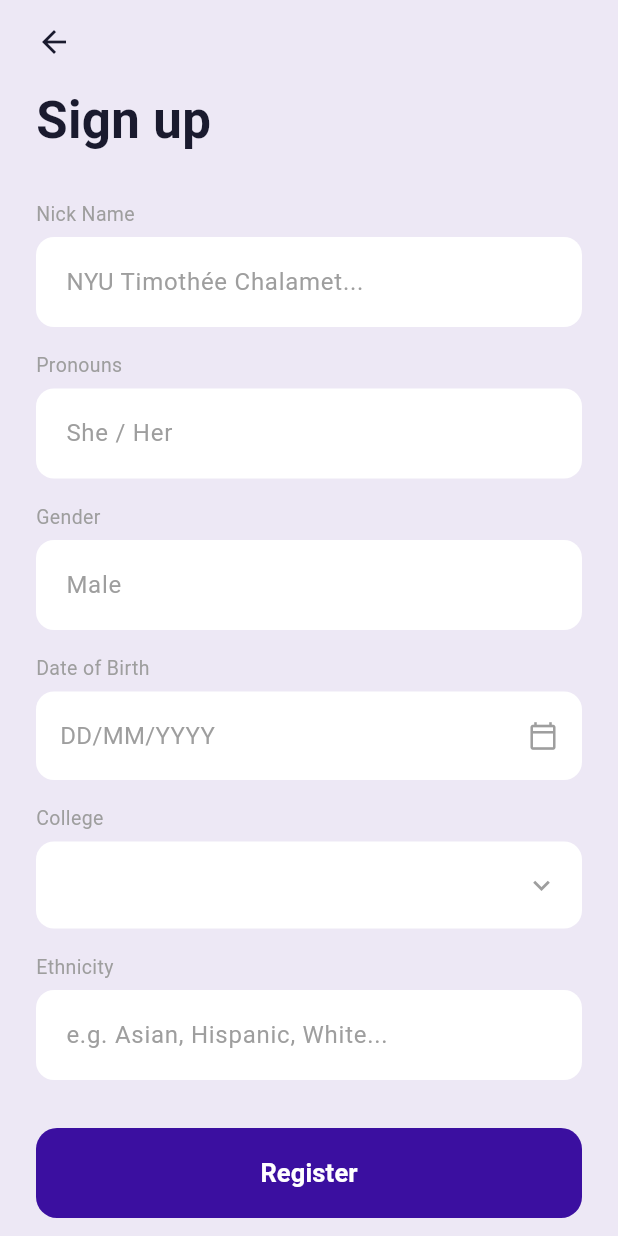
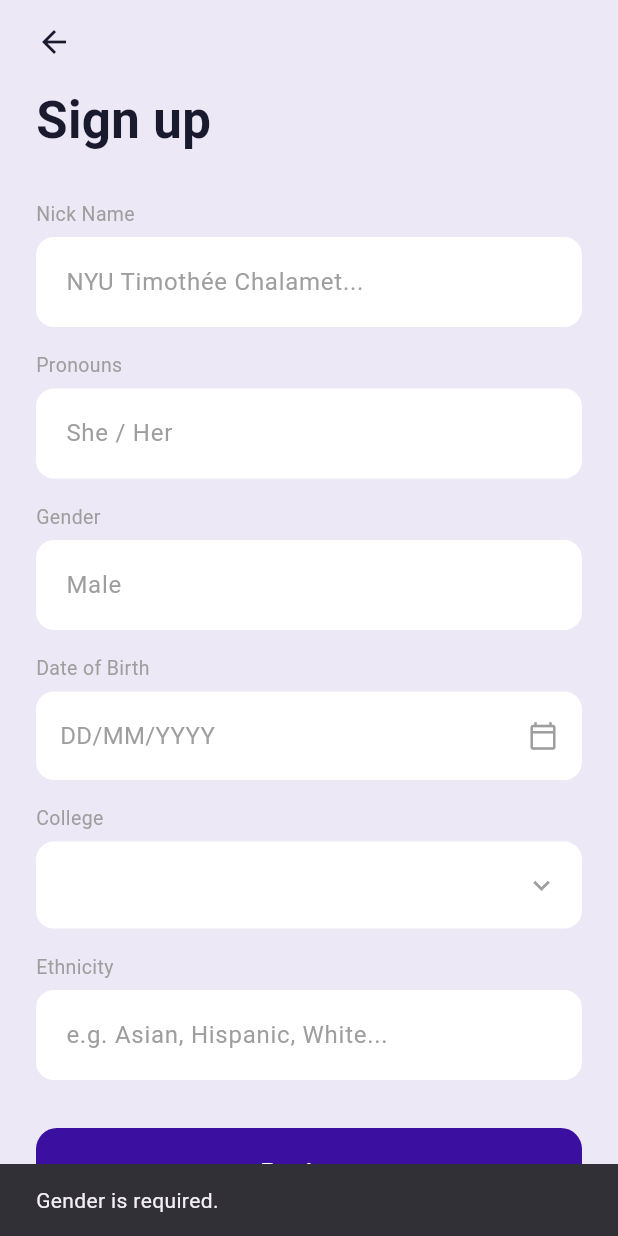
Before and after one commit to js10839/DayMatch, a Flutter app: the SignUpScreen screen opened directly, after a tap on "Register", on a phone screen of 412 x 824 dp. Run offline on Flutter 3.47's test engine with Material 3 defaults, Android fonts, the phone set to English and light mode, and no system bars; our stand-ins replace flutter_secure_storage, font_awesome_flutter, google_fonts, google_sign_in; accounts and stored records are empty; Roboto replaces fonts that are missing (SF Pro Display).

Commit message:
Pivot auth to Google-only NYU sign-in
Backend: replaces email/password endpoints with /auth/google (NYU domain
gated) and /auth/profile for post-signup completion. Switches auth
controllers to per-request Supabase clients so signInWithIdToken /
refreshSession no longer mutate a shared singleton across concurrent
requests.

Frontend: AuthService for Google sign-in + secure token storage, splash
gate that resumes into the right screen based on hasProfile, sign-up
form wired to /auth/profile. Web index.html and iOS Info.plist updated
with Google client IDs (Web for token validation, iOS for native flow).

Co-Authored-By: Claude Opus 4.7 <noreply@anthropic.com>

```diff
--- a/lib/screens/sign_up_screen.dart
+++ b/lib/screens/sign_up_screen.dart
@@ -1,4 +1,5 @@
 import 'package:flutter/material.dart';
+import '../services/auth_service.dart';
 
 const _nyuColleges = [
   'College of Arts & Science',
@@ -17,7 +18,14 @@ const _nyuColleges = [
 ];
 
 class SignUpScreen extends StatefulWidget {
-  const SignUpScreen({super.key});
+  final String? initialName;
+  final bool alreadyCompleted;
+
+  const SignUpScreen({
+    super.key,
+    this.initialName,
+    this.alreadyCompleted = false,
+  });
 
   @override
   State<SignUpScreen> createState() => _SignUpScreenState();
@@ -30,6 +38,17 @@ class _SignUpScreenState extends State<SignUpScreen> {
   String? _selectedCollege;
   final _ethnicityController = TextEditingController();
   DateTime? _dateOfBirth;
+  bool _submitting = false;
+  bool _completed = false;
+
+  @override
+  void initState() {
+    super.initState();
+    if (widget.initialName != null && widget.initialName!.isNotEmpty) {
+      _nickNameController.text = widget.initialName!;
+    }
+    _completed = widget.alreadyCompleted;
+  }
 
   @override
   void dispose() {
@@ -81,8 +100,61 @@ class _SignUpScreenState extends State<SignUpScreen> {
     );
   }
 
-  void _handleRegister() {
-    // TODO: send profile data to backend
+  String _formatDate(DateTime d) {
+    final m = d.month.toString().padLeft(2, '0');
+    final day = d.day.toString().padLeft(2, '0');
+    return '${d.year}-$m-$day';
+  }
+
+  String _computeAge(DateTime dob) {
+    final now = DateTime.now();
+    var age = now.year - dob.year;
+    if (now.month < dob.month || (now.month == dob.month && now.day < dob.day)) {
+      age -= 1;
+    }
+    return age.toString();
+  }
+
+  Future<void> _handleRegister() async {
+    if (_submitting || _completed) return;
+    if (_genderController.text.trim().isEmpty) {
+      ScaffoldMessenger.of(context).showSnackBar(
+        const SnackBar(content: Text('Gender is required.')),
+      );
+      return;
+    }
+
+    setState(() => _submitting = true);
+    try {
+      await AuthService().completeProfile(
+        name: _nickNameController.text.trim().isEmpty
+            ? null
+            : _nickNameController.text.trim(),
+        gender: _genderController.text.trim(),
+        pronouns: _pronounsController.text.trim().isEmpty
+            ? null
+            : _pronounsController.text.trim(),
+        college: _selectedCollege,
+        ethnicity: _ethnicityController.text.trim().isEmpty
+            ? null
+            : _ethnicityController.text.trim(),
+        age: _dateOfBirth != null ? _computeAge(_dateOfBirth!) : null,
+        birthData: _dateOfBirth != null ? _formatDate(_dateOfBirth!) : null,
+      );
+      if (!mounted) return;
+      setState(() => _completed = true);
+      ScaffoldMessenger.of(context).showSnackBar(
+        const SnackBar(content: Text('Profile completed!')),
+      );
+    } catch (e) {
+      if (mounted) {
+        ScaffoldMessenger.of(context).showSnackBar(
+          SnackBar(content: Text('Failed to save profile: $e')),
+        );
+      }
+    } finally {
+      if (mounted) setState(() => _submitting = false);
+    }
   }
 
   @override
@@ -121,6 +193,7 @@ class _SignUpScreenState extends State<SignUpScreen> {
                       label: 'Nick Name',
                       child: TextField(
                         controller: _nickNameController,
+                        enabled: !_completed,
                         decoration: _inputDecoration('NYU Timothée Chalamet...'),
                       ),
                     ),
@@ -129,6 +202,7 @@ class _SignUpScreenState extends State<SignUpScreen> {
                       label: 'Pronouns',
                       child: TextField(
                         controller: _pronounsController,
+                        enabled: !_completed,
                         decoration: _inputDecoration('She / Her'),
                       ),
                     ),
@@ -137,6 +211,7 @@ class _SignUpScreenState extends State<SignUpScreen> {
                       label: 'Gender',
                       child: TextField(
                         controller: _genderController,
+                        enabled: !_completed,
                         decoration: _inputDecoration('Male'),
                       ),
                     ),
@@ -144,7 +219,7 @@ class _SignUpScreenState extends State<SignUpScreen> {
                     _FormField(
                       label: 'Date of Birth',
                       child: GestureDetector(
-                        onTap: _pickDate,
+                        onTap: _completed ? null : _pickDate,
                         child: Container(
                           padding: const EdgeInsets.symmetric(horizontal: 16, vertical: 18),
                           decoration: _fieldDecoration(),
@@ -172,7 +247,7 @@ class _SignUpScreenState extends State<SignUpScreen> {
                     _FormField(
                       label: 'College',
                       child: GestureDetector(
-                        onTap: _pickCollege,
+                        onTap: _completed ? null : _pickCollege,
                         child: Container(
                           padding: const EdgeInsets.symmetric(horizontal: 16, vertical: 18),
                           decoration: _fieldDecoration(),
@@ -196,6 +271,7 @@ class _SignUpScreenState extends State<SignUpScreen> {
                       label: 'Ethnicity',
                       child: TextField(
                         controller: _ethnicityController,
+                        enabled: !_completed,
                         decoration: _inputDecoration('e.g. Asian, Hispanic, White...'),
                       ),
                     ),
@@ -203,20 +279,34 @@ class _SignUpScreenState extends State<SignUpScreen> {
                     SizedBox(
                       width: double.infinity,
                       child: ElevatedButton(
-                        onPressed: _handleRegister,
+                        onPressed: (_submitting || _completed) ? null : _handleRegister,
                         style: ElevatedButton.styleFrom(
                           backgroundColor: const Color(0xFF3B0FA0),
                           foregroundColor: Colors.white,
+                          disabledBackgroundColor: const Color(0xFF8E7BC4),
+                          disabledForegroundColor: Colors.white,
                           padding: const EdgeInsets.symmetric(vertical: 18),
                           shape: RoundedRectangleBorder(
                             borderRadius: BorderRadius.circular(14),
                           ),
                           elevation: 0,
                         ),
-                        child: const Text(
-                          'Register',
-                          style: TextStyle(fontSize: 17, fontWeight: FontWeight.w600),
-                        ),
+                        child: _submitting
+                            ? const SizedBox(
+                                height: 20,
+                                width: 20,
+                                child: CircularProgressIndicator(
+                                  strokeWidth: 2,
+                                  color: Colors.white,
+                                ),
+                              )
+                            : Text(
+                                _completed ? 'Registered' : 'Register',
+                                style: const TextStyle(
+                                  fontSize: 17,
+                                  fontWeight: FontWeight.w600,
+                                ),
+                              ),
                       ),
                     ),
                     const SizedBox(height: 32),
--- a/pubspec.yaml
+++ b/pubspec.yaml
@@ -35,6 +35,8 @@ dependencies:
   google_sign_in: ^6.2.1
   font_awesome_flutter: ^10.8.0
   google_fonts: ^6.2.1
+  http: ^1.2.2
+  flutter_secure_storage: ^9.2.2
 
 dev_dependencies:
   flutter_test:
```
Also changed, not shown: lib/main.dart (+46 -1 lines), lib/screens/sign_in_screen.dart (+28 -5 lines), lib/services/auth_service.dart (added, +155 -0 lines), pubspec.lock, 7 other files.
